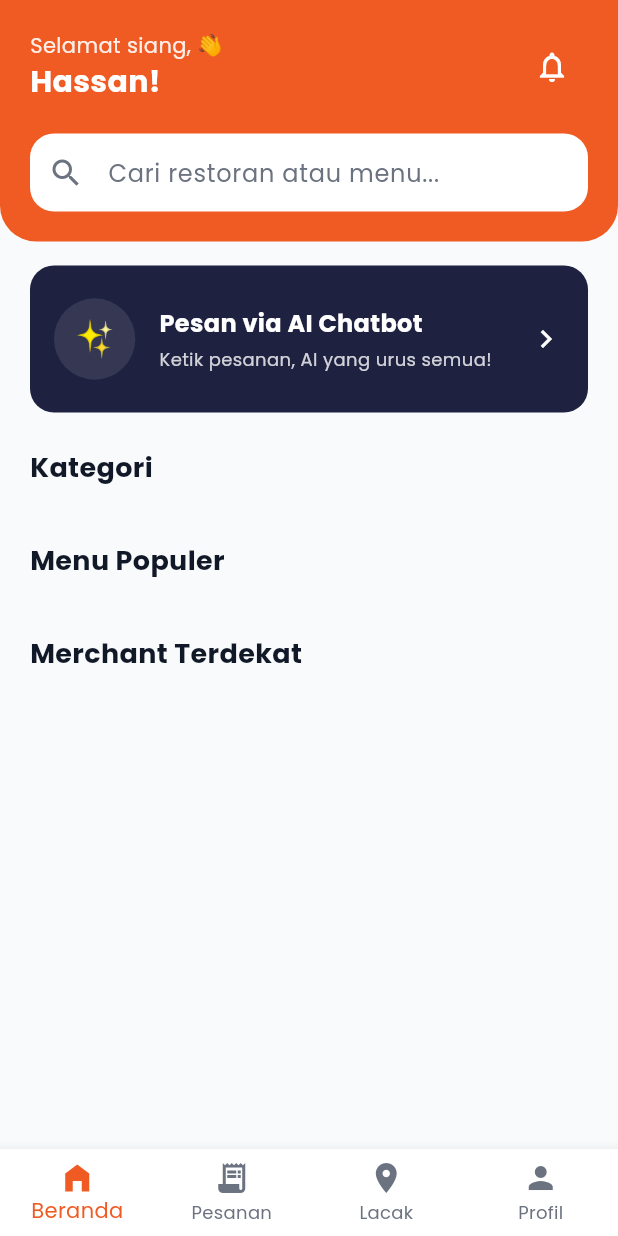
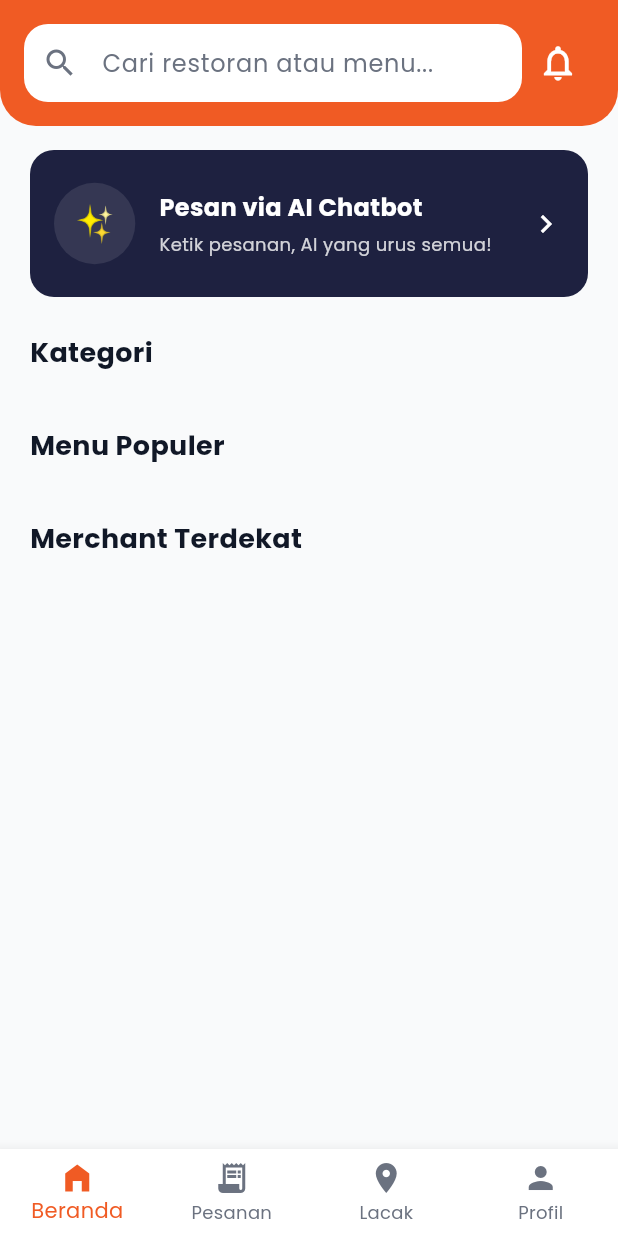
Before and after one commit to HassanZayyan/frontend_bangdeliv, a Flutter app: the screen it shows after launch, after a tap on "Masuk ->", on a phone screen of 412 x 824 dp. Run offline on Flutter 3.47's test engine with Material 3 defaults, Android fonts, the phone set to English and light mode, and no system bars; our stand-ins replace flutter_riverpod, go_router, google_fonts.

Commit message:
feat: implement home, login, and profile screens with asset configuration

```diff
--- a/lib/screens/home_screen.dart
+++ b/lib/screens/home_screen.dart
@@ -69,7 +69,7 @@ class HomeScreen extends StatelessWidget {
 
   Widget _buildHeader(BuildContext context) {
     return Container(
-      padding: const EdgeInsets.all(20),
+      padding: const EdgeInsets.symmetric(horizontal: 16, vertical: 16),
       decoration: const BoxDecoration(
         color: AppColors.primary,
         borderRadius: BorderRadius.only(
@@ -77,30 +77,11 @@ class HomeScreen extends StatelessWidget {
           bottomRight: Radius.circular(24),
         ),
       ),
-      child: Column(
-        crossAxisAlignment: CrossAxisAlignment.start,
+      child: Row(
         children: [
-          Row(
-            mainAxisAlignment: MainAxisAlignment.spaceBetween,
-            children: [
-              Column(
-                crossAxisAlignment: CrossAxisAlignment.start,
-                children: [
-                  Text('Selamat siang, 👋', style: TextStyle(color: Colors.white.withValues(alpha: 0.9), fontSize: 14)),
-                  const Text('Hassan!', style: TextStyle(color: Colors.white, fontSize: 20, fontWeight: FontWeight.bold)),
-                ],
-              ),
-              IconButton(
-                onPressed: () {
-                  context.push(AppRoutes.notifications);
-                },
-                icon: const Icon(Icons.notifications_outlined, color: Colors.white),
-              )
-            ],
-          ),
-          const SizedBox(height: 20),
           // Search Bar
-          TextField(
+          Expanded(
+            child: TextField(
               decoration: InputDecoration(
                 hintText: 'Cari restoran atau menu...',
                 prefixIcon: const Icon(Icons.search, color: AppColors.textSecondary),
@@ -117,8 +98,17 @@ class HomeScreen extends StatelessWidget {
                 contentPadding: const EdgeInsets.symmetric(horizontal: 16, vertical: 14),
               ),
             ),
+          ),
+          // Tombol Notifikasi
+          IconButton(
+            onPressed: () {
+              context.push(AppRoutes.notifications);
+            },
+            icon: const Icon(Icons.notifications_outlined, color: Colors.white, size: 28),
+          ),
         ],
       ),
+
     );
   }
 
--- a/lib/screens/login_screen.dart
+++ b/lib/screens/login_screen.dart
@@ -2,6 +2,7 @@ import 'package:flutter/material.dart';
 import '../config/app_routes.dart';
 import 'package:go_router/go_router.dart';
 import '../config/app_colors.dart';
+import 'package:google_fonts/google_fonts.dart';
 
 class LoginScreen extends StatefulWidget {
   const LoginScreen({super.key});
@@ -57,24 +58,32 @@ class _LoginScreenState extends State<LoginScreen> {
     return Column(
       mainAxisAlignment: MainAxisAlignment.center,
       children: [
-        Container(
-          padding: const EdgeInsets.all(16),
-          decoration: BoxDecoration(
-            color: AppColors.white.withValues(alpha: 0.2),
-            borderRadius: BorderRadius.circular(20),
-          ),
-          child: const Text(
-            '🛵',
-            style: TextStyle(fontSize: 40),
+        ClipOval(
+          child: Image.asset(
+            'assets/images/logo.jpg',
+            width: 100,
+            height: 100,
+            fit: BoxFit.cover,
           ),
         ),
         const SizedBox(height: 16),
-        Text(
-          'BangDeliv',
-          style: Theme.of(context).textTheme.displayMedium?.copyWith(
-                color: AppColors.white,
-                fontWeight: FontWeight.bold,
+        RichText(
+          text: TextSpan(
+            style: GoogleFonts.bebasNeue(
+              fontSize: 48,
+              letterSpacing: 2,
+            ),
+            children: const [
+              TextSpan(
+                text: 'BANG',
+                style: TextStyle(color: Colors.white),
               ),
+              TextSpan(
+                text: ' DELIV',
+                style: TextStyle(color: Colors.black),
+              ),
+            ],
+          ),
         ),
         const SizedBox(height: 8),
         Text(
--- a/pubspec.yaml
+++ b/pubspec.yaml
@@ -61,9 +61,8 @@ flutter:
   uses-material-design: true
 
   # To add assets to your application, add an assets section, like this:
-  # assets:
-  #   - images/a_dot_burr.jpeg
-  #   - images/a_dot_ham.jpeg
+  assets:
+    - assets/images/
 
   # An image asset can refer to one or more resolution-specific "variants", see
   # https://flutter.dev/to/resolution-aware-images
```
Also changed, not shown: lib/screens/profile_screen.dart (+8 -15 lines), assets/images/logo.jpg (added). Lines whose indentation alone changed are shown as unchanged.
